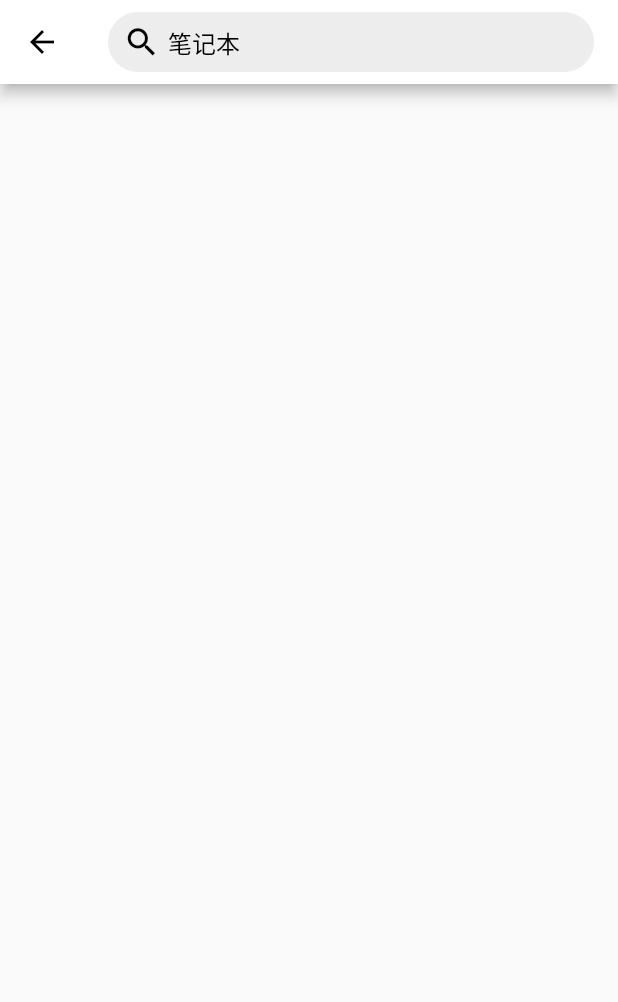
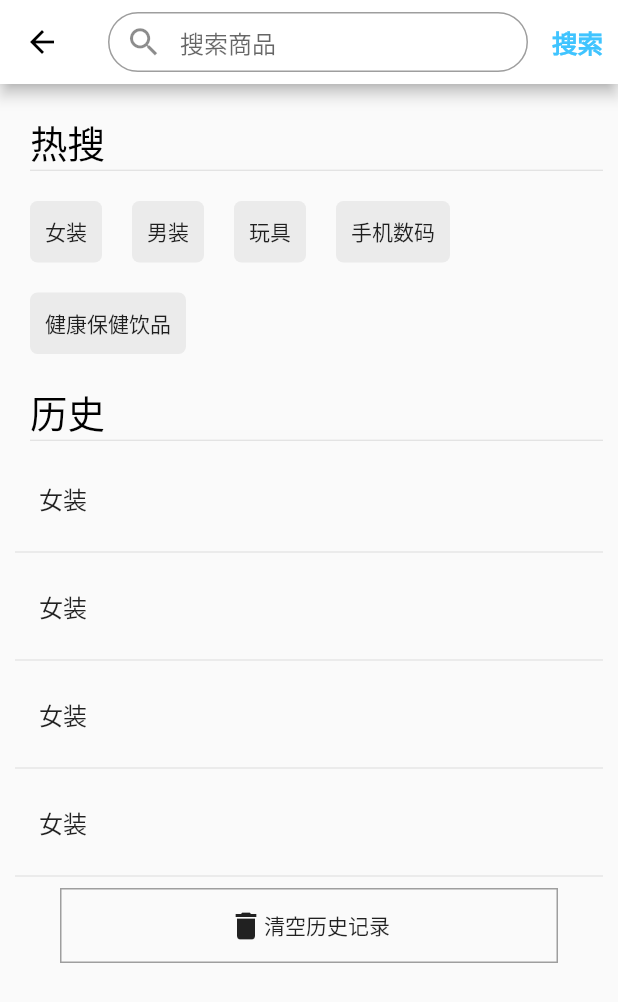
Before and after one commit to ZjcsHub/flutter_advanced, a Flutter app: the screen it shows after launch, after a tap on "笔记本", on a phone screen of 412 x 824 dp. Shown: the top 1002 px of the screen. Run offline on Flutter 3.47's test engine with Material 2 defaults, Android fonts, the phone set to English and light mode, and no system bars; our stand-ins replace dio, flutter_screenutil, flutter_swiper, webview_flutter; network calls fail.

Commit message:
搜索视图完善

```diff
--- a/lib/Pages/SearchView.dart
+++ b/lib/Pages/SearchView.dart
@@ -1,49 +1,156 @@
-
 import 'package:flutter/cupertino.dart';
 import 'package:flutter/material.dart';
 
 class SearchView extends StatefulWidget {
   @override
   State<StatefulWidget> createState() {
-
     return _SearchViewState();
   }
 }
 
 class _SearchViewState extends State {
+  TextEditingController _textEditingController = TextEditingController();
+
+  Widget _titleWidget(String title) {
+    return Container(
+        margin: EdgeInsets.only(left: 10, top: 10, bottom: 10),
+        // padding: EdgeInsets.only(left: 10),
+        child: Column(
+          crossAxisAlignment: CrossAxisAlignment.start,
+          children: [
+            Text(
+              title,
+              style: TextStyle(fontSize: 25, color: Colors.black),
+            ),
+            Divider(
+              height: 1,
+            ),
+          ],
+        )
+
+        // height: 60,
+        );
+  }
+
+  Widget _searchHistory(List<Widget> widgetLists) {
+    return Wrap(children: widgetLists);
+  }
+
+  Widget _smallWeight(String text) {
+    return InkWell(
+      child: Container(
+        padding: EdgeInsets.all(10),
+        margin: EdgeInsets.all(10),
+        decoration: BoxDecoration(
+            color: Color.fromRGBO(233, 233, 233, 0.9),
+            borderRadius: BorderRadius.circular(5)),
+        child: Text(text),
+      ),
+    );
+  }
+
+  Widget _searchBody() {
+    return Container(
+      padding: EdgeInsets.all(10),
+      child: ListView(
+        children: [
+          _titleWidget("热搜"),
+          _searchHistory([
+            _smallWeight("女装"),
+            _smallWeight("男装"),
+            _smallWeight("玩具"),
+            _smallWeight("手机数码"),
+            _smallWeight("健康保健饮品"),
+          ]),
+          _titleWidget("历史"),
+          Column(
+            children: [
+              ListTile(
+                title: Text("女装"),
+              ),
+              Divider(),
+              ListTile(
+                title: Text("女装"),
+              ),
+              Divider(),
+              ListTile(
+                title: Text("女装"),
+              ),
+              Divider(),
+              ListTile(
+                title: Text("女装"),
+              ),
+              Divider(),
+            ],
+          ),
+          Container(
+              margin: EdgeInsets.only(left: 30, right: 30),
+              height: 50,
+              decoration: BoxDecoration(
+                  border: Border.all(color: Colors.grey, width: 1)),
+              child: InkWell(
+                onTap: () {
+                  print("清空历史记录");
+                },
+                child: Row(
+                  mainAxisAlignment: MainAxisAlignment.center,
+                  children: [
+                    Icon(Icons.delete),
+                    Text("清空历史记录"),
+                  ],
+                ),
+              )),
+        ],
+      ),
+    );
+  }
+
   @override
   Widget build(BuildContext context) {
-
     return Scaffold(
-      appBar:AppBar(
+      appBar: AppBar(
         // title: Text(_pages[_currentIndex]["title"] as String),
         title: Container(
-          child: InkWell(
-            child: Container(
-              height: 40,
-              decoration: BoxDecoration(
-                  color: Color.fromRGBO(233, 233, 233, 0.8),
-                  borderRadius: BorderRadius.all(Radius.circular(20))
+            height: 40,
+            child: TextField(
+              controller: this._textEditingController,
+              textAlignVertical: TextAlignVertical.bottom,
+              autofocus: false,
+              decoration: InputDecoration(
+                border: OutlineInputBorder(
+                    borderRadius: BorderRadius.circular(20),
+                    borderSide: BorderSide()),
+                hintText: "搜索商品",
+                prefixIcon: Icon(
+                  Icons.search,
+                  size: 25,
+                ),
               ),
-              child: Row(
-                children: [
-                  Padding(padding: EdgeInsets.only(left: 10,right:5),child: Icon(Icons.search,size: 25,),),
-                  Text("笔记本",style: TextStyle(
-                    fontSize: 16,
-                  ),)
-                ],
+            )),
+
+        actions: [
+          Container(
+            padding: EdgeInsets.only(right: 10),
+            height: 40,
+            //width: 60,
+            child: InkWell(
+              child: Text(
+                "搜索",
+                textAlign: TextAlign.center,
+                style: TextStyle(
+                    color: Colors.lightBlueAccent,
+                    fontSize: 17,
+                    fontWeight: FontWeight.bold),
               ),
+              onTap: () {
+                print("搜索:${this._textEditingController.text}");
+              },
             ),
-            onTap: (){
-
-
-
-            },
-          ),
-        ),
-
-      )
+            alignment: Alignment.center,
+          )
+        ],
+      ),
+      body: _searchBody(),
     );
-
   }
 }
```
